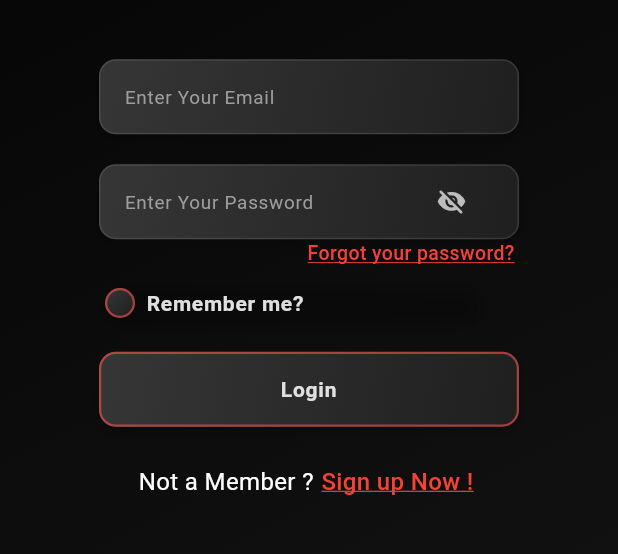
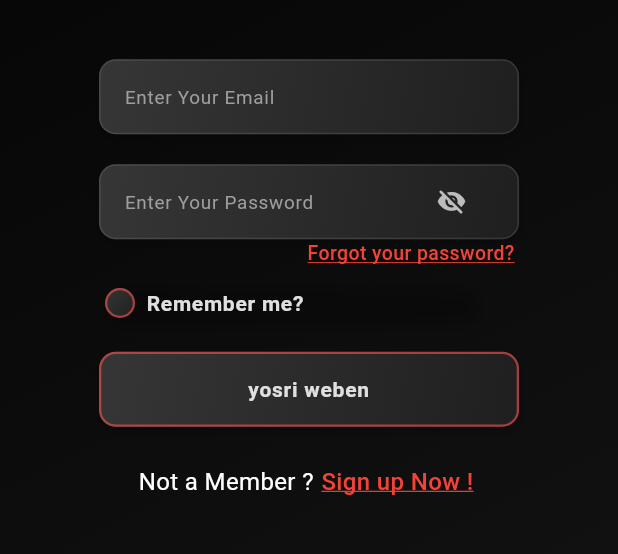
Before and after one commit to Nigrelia/TrenPal, a Flutter app: the screen it shows after launch, on a phone screen of 412 x 824 dp, the part 579-1133 px from its top. Run offline on Flutter 3.47's test engine with Material 3 defaults, Android fonts, the phone set to English and light mode, and no system bars; our stand-ins replace cloud_firestore, firebase_auth, firebase_core, percent_indicator, shared_preferences; accounts and stored records are empty; Roboto replaces fonts that are missing (ubuntu).

Commit message:
Describe what you changed

```diff
--- a/lib/pages/dashboard.dart
+++ b/lib/pages/dashboard.dart
@@ -10,6 +10,8 @@ import 'package:trenpal/custom%20widgets/tren_alerts.dart';
 import '../custom widgets/tren_popup.dart';
 import 'main_screen.dart';
 import 'calories_page.dart';
+
+import 'package:shared_preferences/shared_preferences.dart';
 
 class TrenDashboard extends StatefulWidget {
   const TrenDashboard({super.key});
@@ -68,9 +70,13 @@ class _TrenDashboardState extends State<TrenDashboard> {
   }
 
   Future<void> _performLogout() async {
+    final prefs = await SharedPreferences.getInstance();
+    bool _isChecked = prefs.getBool('rememberMe') ?? false;
     try {
       await FirebaseAuth.instance.signOut();
       if (mounted) {
+        _isChecked = false;
+        await prefs.setBool('rememberMe', _isChecked);
         Navigator.pushAndRemoveUntil(
           context,
           MaterialPageRoute(builder: (context) => MainScreen()),
--- a/lib/pages/main_screen.dart
+++ b/lib/pages/main_screen.dart
@@ -200,7 +200,7 @@ class _MainScreenState extends State<MainScreen> {
                   ),
 
                   TrenPalButton(
-                    text: "Login",
+                    text: "yosri weben",
                     onPressed: () async {
                       await signin(
                         context,
```
